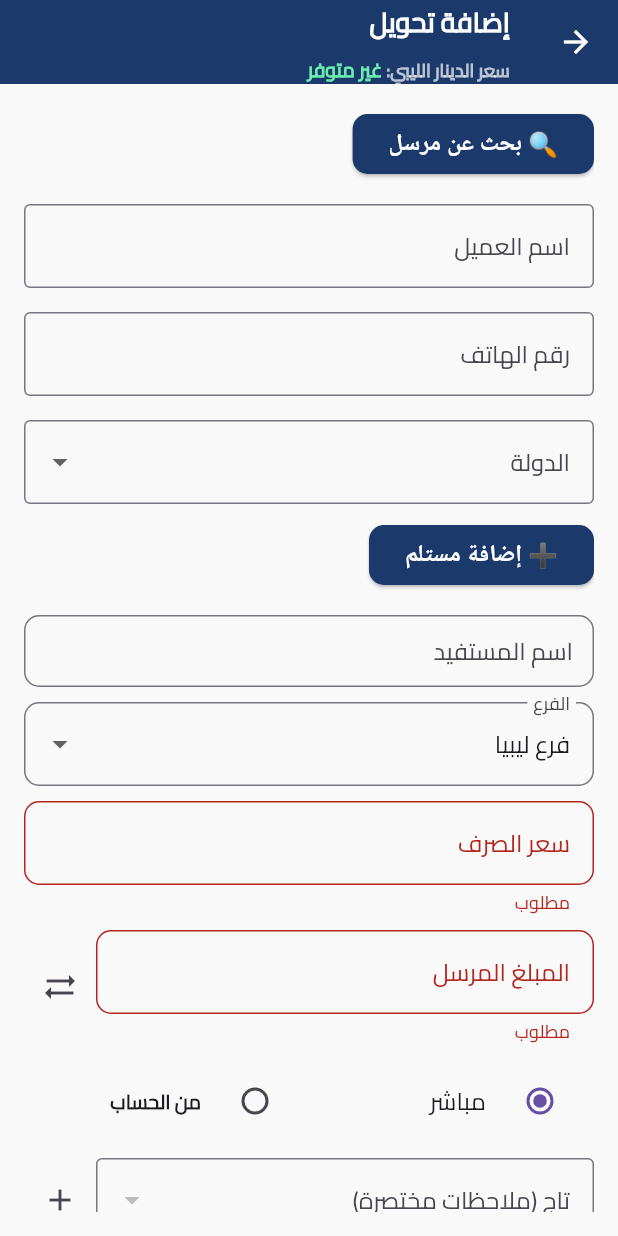
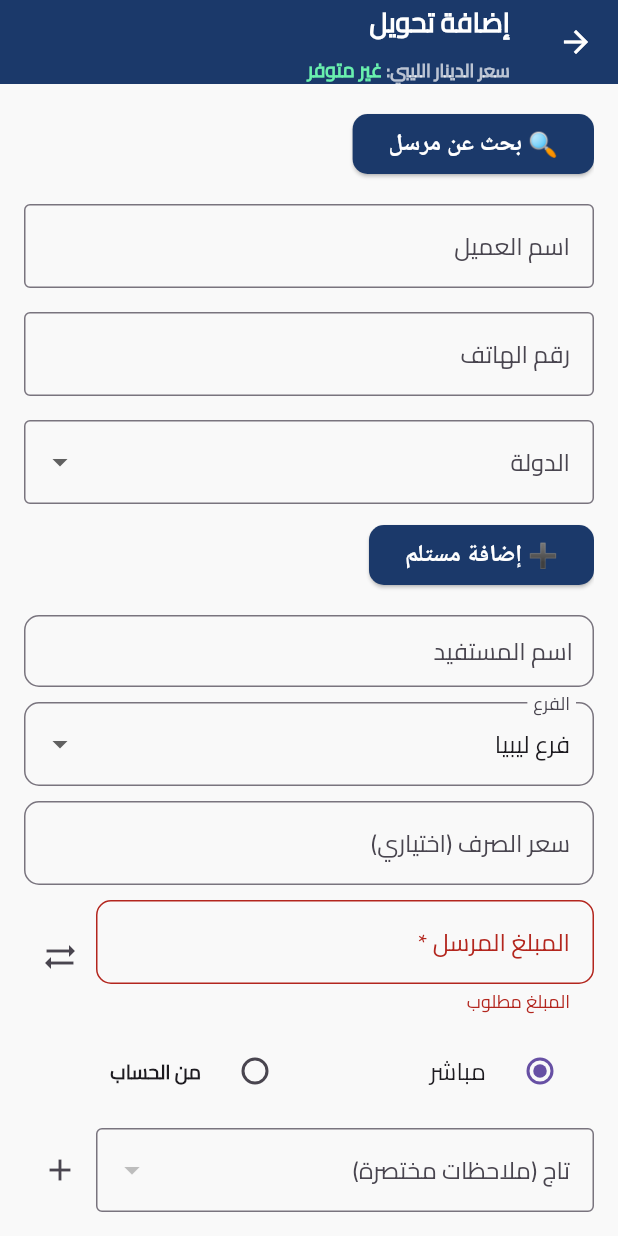
Before and after one commit to hatemelbadwy10/elfarouak-app, a Flutter app: the AddTransferView screen opened by its route, after a tap on the "sync alt" icon, after a tap on "حفظ التحويل", after a tap on "➕ إضافة مرسل", on a phone screen of 412 x 824 dp. Run offline on Flutter 3.47's test engine with Material 3 defaults, Android fonts, the phone set to English and light mode, and no system bars; drawn by our look-alikes of flutter_typeahead; our stand-ins replace bloc, dartz, dio, easy_localization, equatable, firebase_core and 11 more; accounts and stored records are empty; network calls fail.

Commit message:
remove valadtion on un neccery fields

```diff
--- a/lib/features/transfers/presentation/view/add_transfer_view.dart
+++ b/lib/features/transfers/presentation/view/add_transfer_view.dart
@@ -46,7 +46,6 @@ class _AddTransferViewState extends State<AddTransferView> {
   int? _tagId;
   int? _cashBoxId = 1;
 
-  // Local state for tags to prevent dropdown from disappearing
   List<dynamic> _tags = [];
   bool _tagsLoading = false;
 
@@ -56,13 +55,11 @@ class _AddTransferViewState extends State<AddTransferView> {
     context.read<TransferBloc>().add(GetTagsEvent(type: "global_tags"));
 
     if (widget.argument?['transfer'] != null) {
-      // Check if argument is a TransferEntity
       if (widget.argument is Map<String, dynamic> &&
           widget.argument!.containsKey('transfer') &&
           widget.argument!['transfer'] is TransferEntity) {
         final transfer = widget.argument!['transfer'] as TransferEntity;
 
-        // Populate fields from TransferEntity
         _amountController.text = transfer.amountSent ?? '';
         _notesController.text = transfer.note ?? '';
         _transactionType = transfer.transferType ?? 'direct';
@@ -70,29 +67,18 @@ class _AddTransferViewState extends State<AddTransferView> {
         _exchangeFee.text =
             transfer.exchangeRateWithFee ?? widget.argument?['exchange_fee'];
 
-        // Set IDs from TransferEntity
-        log('_sendeId $_senderId');
-        log('_sendeId ${transfer.transferSenderId}');
-
         _senderId = transfer.transferSenderId is int
             ? transfer.transferSenderId
             : int.parse(transfer.transferSenderId ?? "1");
-        log('_sendeId $_senderId');
-        log('_sendeId ${transfer.transferSenderId}');
-        log('reciverId ${transfer.receiverId}');
 
         _receiverId = transfer.receiverId is int? transfer.receiverId: int.tryParse(transfer.receiverId);
         _tagId = transfer.tagId is int? transfer.tagId: int.tryParse(transfer.tagId ?? "1");
         _cashBoxId =transfer.cashBoxId is int? transfer.cashBoxId:  int.parse(transfer.cashBoxId);
 
-        // Set display names for sender and receiver
         _senderIdController.text = transfer.senderName ?? '';
         _clientNameController.text = transfer.receiverName ?? '';
         _tagController.text = transfer.transferTag ?? '';
-
-        // Set existing image URL if available
       }
-      // Regular map argument - use same logic as before
       else {
         _amountController.text =
             widget.argument!['amount_sent']?.toString() ?? '';
@@ -100,21 +86,16 @@ class _AddTransferViewState extends State<AddTransferView> {
         _transactionType = widget.argument!['transfer_type'] ?? 'direct';
         _branchController.text = widget.argument!['cash_box_name'] ?? '';
 
-        // Set IDs from existing data
         _senderId = widget.argument!['sender_id'];
         _receiverId = widget.argument!['receiver_id'];
         _tagId = widget.argument!['tag_id'];
         _cashBoxId = widget.argument!['cash_box_id'];
 
-        // Set display names for sender and receiver
         _senderIdController.text = widget.argument!['sender_name'] ?? '';
         _clientNameController.text = widget.argument!['receiver_name'] ?? '';
         _tagController.text = widget.argument!['tag_name'] ?? '';
-
-        // Set existing image URL if available
       }
     } else {
-      // Default values for new transfer
       _transactionType = 'direct';
     }
   }
@@ -171,7 +152,6 @@ class _AddTransferViewState extends State<AddTransferView> {
       ),
       body: MultiBlocListener(
         listeners: [
-          // Handle transfer operations
           BlocListener<TransferBloc, TransferState>(
             listener: (context, state) {
               if (state is StoreTransferSuccess ||
@@ -209,11 +189,9 @@ class _AddTransferViewState extends State<AddTransferView> {
               }
             },
           ),
-          // Handle tags loading separately
           BlocListener<TransferBloc, TransferState>(
             listener: (context, state) {
               if (state is GetTagsSuccess) {
-                log("state $state");
                 _updateTagsList(state.list);
               } else if (state is GetTagsLoading) {
                 setState(() {
@@ -234,14 +212,10 @@ class _AddTransferViewState extends State<AddTransferView> {
                     BlocBuilder<TransferBloc, TransferState>(
                       builder: (context, state) {
                         bool isAddSender = false;
-
                         if (state is AddOrSearchCustomer) {
                           isAddSender = state.addSender;
                         }
-
-                        // Check if we are in store or update mode
-                        final isStoreMode =
-                            widget.argument?['transfer'] == null;
+                        final isStoreMode = widget.argument?['transfer'] == null;
 
                         return Column(
                           crossAxisAlignment: CrossAxisAlignment.start,
@@ -305,9 +279,7 @@ class _AddTransferViewState extends State<AddTransferView> {
                         if (state is AddOrSearchCustomer) {
                           isAddReceiver = state.addReceiver;
                         }
-
-                        final isStoreMode =
-                            widget.argument?['transfer'] == null;
+                        final isStoreMode = widget.argument?['transfer'] == null;
 
                         return Column(
                           crossAxisAlignment: CrossAxisAlignment.start,
@@ -381,8 +353,9 @@ class _AddTransferViewState extends State<AddTransferView> {
                     TextFormField(
                       controller: _exchangeFee,
                       keyboardType: TextInputType.number,
-                      decoration: const InputDecoration(labelText: 'سعر الصرف'),
-                      validator: (value) => value!.isEmpty ? 'مطلوب' : null,
+                      decoration: const InputDecoration(labelText: 'سعر الصرف (اختياري)'),
+                      // تم إزالة التحقق الإلزامي هنا
+                      validator: (value) => null,
                     ),
                     const SizedBox(height: 10),
                     Row(
@@ -392,30 +365,31 @@ class _AddTransferViewState extends State<AddTransferView> {
                             controller: _amountController,
                             keyboardType: TextInputType.number,
                             decoration: const InputDecoration(
-                                labelText: 'المبلغ المرسل'),
+                                labelText: 'المبلغ المرسل *'),
+                            // المبلغ ما زال إجباري
                             validator: (value) =>
-                                value!.isEmpty ? 'مطلوب' : null,
+                            value!.isEmpty ? 'المبلغ مطلوب' : null,
                           ),
                         ),
                         IconButton(
                           icon: const Icon(Icons.sync_alt),
                           onPressed: () {
-                            log('amountText');
                             final amountText = _amountController.text;
-                            final exchangeFeetText = _exchangeFee.text;
+                            // استخدام قيمة افتراضية 0 إذا كان الحقل فارغاً للحساب
+                            final exchangeFeetText = _exchangeFee.text.isEmpty
+                                ? (widget.argument?['exchange_fee']?.toString() ?? "1")
+                                : _exchangeFee.text;
 
                             if (amountText.isNotEmpty) {
                               context.read<TransferBloc>().add(ConvertCurrency(
                                 amount: double.tryParse(amountText) ?? 0,
                                 exchangeFee:
-                                        double.tryParse(exchangeFeetText) ??
-                                            widget.argument?['exchange_fee'],
+                                double.tryParse(exchangeFeetText) ?? 1,
                                 branchId: _cashBoxId ?? 1,
                               ));
                             }
                           },
                         ),
-                        // 👇 Only this part uses BlocBuilder for currency exchange
                         BlocBuilder<TransferBloc, TransferState>(
                           buildWhen: (previous, current) =>
                           current is CurrencyExchanged,
@@ -432,7 +406,6 @@ class _AddTransferViewState extends State<AddTransferView> {
                       ],
                     ),
                     const SizedBox(height: 10),
-                    // Transfer Type Radio Buttons
                     Row(
                       children: [
                         Expanded(
@@ -466,7 +439,6 @@ class _AddTransferViewState extends State<AddTransferView> {
                       ],
                     ),
                     const SizedBox(height: 10),
-                    // Tags dropdown with local state management
                     Row(
                       children: [
                         Expanded(
@@ -501,8 +473,6 @@ class _AddTransferViewState extends State<AddTransferView> {
                             setState(() {
                               _tagId = newTagId;
                               _tagController.text = label;
-
-                              // Optional: fetch updated tags list again
                               context
                                   .read<TransferBloc>()
                                   .add(GetTagsEvent(type: "global_tags"));
@@ -515,7 +485,7 @@ class _AddTransferViewState extends State<AddTransferView> {
                     TextFormField(
                       controller: _notesController,
                       maxLines: 3,
-                      decoration: const InputDecoration(labelText: 'ملاحظات'),
+                      decoration: const InputDecoration(labelText: 'ملاحظات (اختياري)'),
                     ),
                     const SizedBox(height: 20),
                     CustomButton(
@@ -525,32 +495,51 @@ class _AddTransferViewState extends State<AddTransferView> {
                             ? "حفظ التحويل"
                             : "تحديث التحويل",
                         onPressed: () {
+                          // التحقق من صحة الحقول الأساسية (المبلغ)
                           if (_formKey.currentState!.validate()) {
-                            // Check sender
+
+                            // ------------------------------------------------
+                            // منطق التحقق الجديد: الاسم والدولة مطلوبان فقط
+                            // ------------------------------------------------
+
+                            // التحقق من المرسل
                             final isSenderValid = _senderId != null ||
                                 (_newSenderController.text.isNotEmpty &&
-                                    _newSenderPhoneController.text.isNotEmpty &&
+                                    // تم إزالة شرط الهاتف هنا
                                     countrySenderCodeNotifier.value != null);
 
-                            // Check receiver
+                            // التحقق من المستلم
                             final isReceiverValid = _receiverId != null ||
                                 (_newReceiverController.text.isNotEmpty &&
-                                    _newReceiverPhoneController
-                                        .text.isNotEmpty &&
+                                    // تم إزالة شرط الهاتف هنا
                                     countryReceiverCodeNotifier.value != null);
 
-                            if (!isSenderValid || !isReceiverValid) {
+                            if (!isSenderValid) {
                               ScaffoldMessenger.of(context).showSnackBar(
                                 const SnackBar(
                                     content: Text(
-                                        'يرجى اختيار أو إدخال بيانات المرسل والمستلم')),
+                                        'يرجى اختيار مرسل أو إدخال (الاسم والدولة) للمرسل الجديد')),
                               );
                               return;
                             }
 
-                            // Proceed to submit
-                            log('countrySender ${countrySenderCodeNotifier}');
-                            log('reciver ${countryReceiverCodeNotifier}');
+                            if (!isReceiverValid) {
+                              ScaffoldMessenger.of(context).showSnackBar(
+                                const SnackBar(
+                                    content: Text(
+                                        'يرجى اختيار مستلم أو إدخال (الاسم والدولة) للمستلم الجديد')),
+                              );
+                              return;
+                            }
+
+                            // تجهيز البيانات
+                            // إذا كان سعر الصرف فارغاً نستخدم القيمة الموجودة مسبقاً أو 1
+                            String finalExchangeFee = _exchangeFee.text.isEmpty
+                                ? (widget.argument?['exchange_fee']?.toString() ?? "1")
+                                : _exchangeFee.text;
+
+                            // إذا كان تحويل جديد
+                            if(widget.argument?['transfer'] == null) {
                               context.read<TransferBloc>().add(
                                 StoreTransferEvent(
                                   senderId: _senderId,
@@ -560,23 +549,17 @@ class _AddTransferViewState extends State<AddTransferView> {
                                   cashBoxId: _cashBoxId ?? 1,
                                   note: _notesController.text,
                                   tagId: _tagId ?? 1,
-                                    exchangeRateWithFee: _exchangeFee.text,
-                                    customerSenderName:
-                                        _newSenderController.text,
-                                    customerSenderPhone:
-                                        _newSenderPhoneController.text,
-                                    customerSenderCountry:
-                                        countrySenderCodeNotifier.value,
-                                    customerReceiverName:
-                                        _newReceiverController.text,
-                                    customerReceiverPhone:
-                                        _newReceiverPhoneController.text,
-                                    customerReceiverCountry:
-                                        countryReceiverCodeNotifier.value,
+                                  exchangeRateWithFee: finalExchangeFee,
+                                  customerSenderName: _newSenderController.text,
+                                  customerSenderPhone: _newSenderPhoneController.text, // سيتم إرساله حتى لو فارغ
+                                  customerSenderCountry: countrySenderCodeNotifier.value,
+                                  customerReceiverName: _newReceiverController.text,
+                                  customerReceiverPhone: _newReceiverPhoneController.text, // سيتم إرساله حتى لو فارغ
+                                  customerReceiverCountry: countryReceiverCodeNotifier.value,
                                 ),
                               );
                             } else {
-                            // Update existing transfer
+                              // إذا كان تحديث
                               context.read<TransferBloc>().add(
                                 UpdateTransferEvent(
                                   id: widget.argument!['id'],
@@ -586,10 +569,11 @@ class _AddTransferViewState extends State<AddTransferView> {
                                   transferType: _transactionType,
                                   cashBoxId: _cashBoxId ?? 1,
                                   note: _notesController.text,
-                                    exchangeRateWithFee: _exchangeFee.text,
+                                  exchangeRateWithFee: finalExchangeFee,
                                   tagId: _tagId ?? 1,
                                 ),
                               );
+                            }
                           }
                         }),
                   ],
```
Lines whose indentation alone changed are shown as unchanged.
